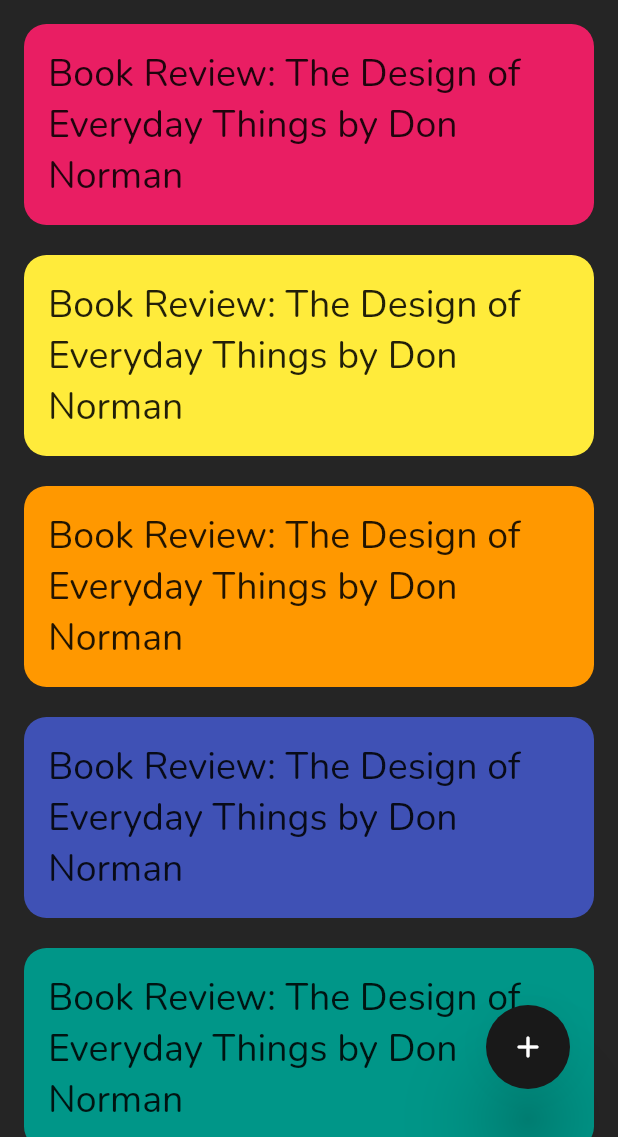
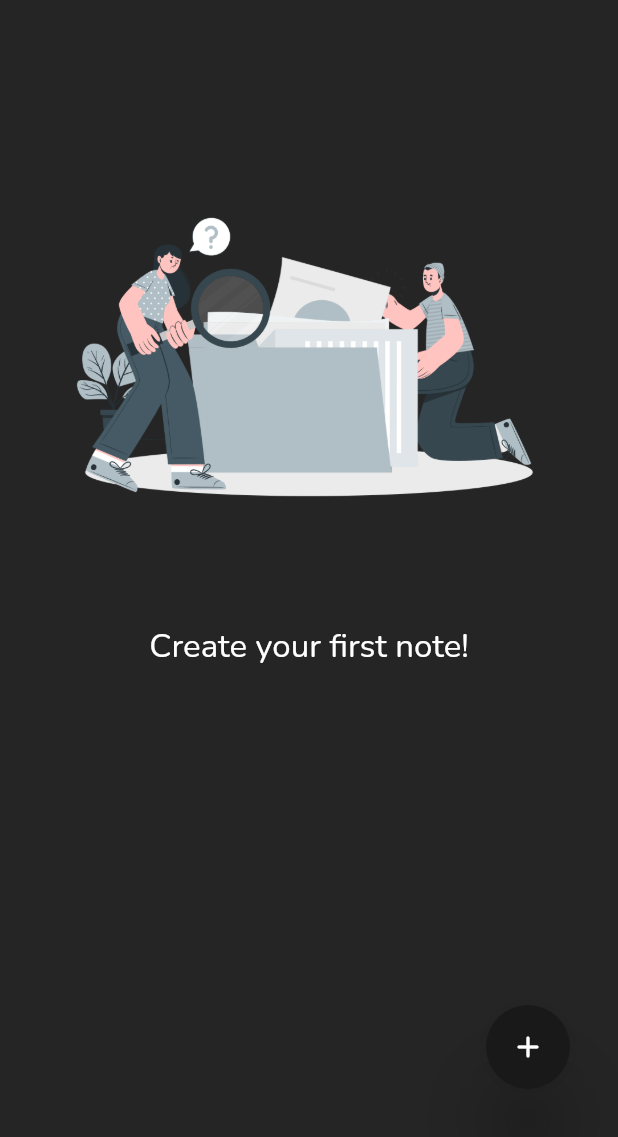
Before and after one commit to Home1esscat/notes_app, a Flutter app: the screen it shows after launch, on a phone screen of 412 x 824 dp, the part 99-1236 px from its top. Run offline on Flutter 3.47's test engine with Material 2 defaults, Android fonts, the phone set to English and light mode, and no system bars; our stand-ins replace bloc, drift; accounts and stored records are empty; generated files the repository leaves out were written again.

Commit message:
StreamBuilder injected, some code optimizations

```diff
--- a/lib/blocs/notes_cubit.dart
+++ b/lib/blocs/notes_cubit.dart
@@ -16,7 +16,13 @@ class NotesCubit extends Cubit<NotesState> {
     emit(newNotes);
   }
 
-  Future<void> addNotetoDB(String title, String content, int color) async {
+  Future<void> deleteNote(Note note) async {
+    await _repository.deleteNote(note);
+    final newNotes = state.copyWith(await _repository.getAllNotes());
+    emit(newNotes);
+  }
+
+  Future<void> addNote(String title, String content, int color) async {
     await _repository.addNote(title, content, color);
     final newNotes = state.copyWith(await _repository.getAllNotes());
     emit(newNotes);
--- a/lib/repository/notes_repository.dart
+++ b/lib/repository/notes_repository.dart
@@ -19,8 +19,4 @@ class NotesRepository {
   Future<List<Note>> getAllNotes() async {
     return await database.select(database.notes).get();
   }
-
-  Future<void> closeDB() async {
-    database.close();
-  }
 }
--- a/lib/ui/appbar/add_note_app_bar.dart
+++ b/lib/ui/appbar/add_note_app_bar.dart
@@ -53,7 +53,7 @@ class AddNoteAppBar extends StatelessWidget with PreferredSizeWidget {
                       color: CustomColors.lightGrey,
                     ),
                     child: const Icon(
-                      Icons.remove_red_eye_outlined,
+                      Icons.palette_outlined,
                       color: Colors.white,
                     ),
                   ),
--- a/lib/ui/main_screen.dart
+++ b/lib/ui/main_screen.dart
@@ -1,30 +1,21 @@
+import 'package:app_client/blocs/notes_state.dart';
 import 'package:app_client/constants/custom_colors.dart';
-import 'package:app_client/database/tables.dart';
-import 'package:app_client/repository/notes_repository.dart';
 import 'package:app_client/ui/appbar/main_app_bar.dart';
 import 'package:app_client/ui/add_note_screen.dart';
+import 'package:app_client/ui/main_screen_with_content.dart';
 import 'package:app_client/ui/search_screen.dart';
 import 'package:flutter/material.dart';
 import 'package:provider/provider.dart';
 
 import '../blocs/notes_cubit.dart';
+import 'main_screen_empty.dart';
 
 class MainScreen extends StatelessWidget {
-  MainScreen({super.key});
-
-  Future<List<Note>> allNotes = NotesRepository().getAllNotes();
+  const MainScreen({super.key});
 
   @override
   Widget build(BuildContext context) {
     var cubit = context.read<NotesCubit>();
-    List<Color> colorsFull = [
-      Colors.pink,
-      Colors.yellow,
-      Colors.orange,
-      Colors.indigo,
-      Colors.teal,
-      Colors.lime
-    ];
 
     return Scaffold(
       appBar: MainAppBar(
@@ -36,10 +27,27 @@ class MainScreen extends StatelessWidget {
           ),
         ),
       ),
-      body: Container(
+      body: StreamBuilder<NotesState>(
+        initialData: cubit.state,
+        stream: cubit.stream,
+        builder: (context, snapshot) {
+          if (snapshot.data!.currentNotes.isEmpty) {
+            return const MainScreenEmpty();
+          } else {
+            return Container(
               margin: const EdgeInsets.symmetric(horizontal: 16),
-        child: NotesList(colors: colorsFull),
+              child: MainScreenWithContent(
+                  notes: snapshot.requireData.currentNotes.reversed.toList()),
+            );
+          }
+        },
       ),
+      /*body: isEmpty
+          ? const MainScreenEmpty()
+          : Container(
+              margin: const EdgeInsets.symmetric(horizontal: 16),
+              child: MainScreenWithContent(),
+            ),*/
       floatingActionButton: Padding(
         padding: const EdgeInsets.only(right: 16, bottom: 16),
         child: FloatingActionButton(
@@ -93,108 +101,7 @@ class MainScreen extends StatelessWidget {
             ],
           ),
         ),
-            ));
-  }
-}
-
-class NotesEmpty extends StatelessWidget {
-  const NotesEmpty({
-    Key? key,
-  }) : super(key: key);
-
-  @override
-  Widget build(BuildContext context) {
-    return Padding(
-      padding: const EdgeInsets.symmetric(horizontal: 16),
-      child: Column(
-        children: [
-          const SizedBox(
-            height: 20,
-          ),
-          Image.asset('assets/images/no_data.png'),
-          const Text(
-            'Create your first note!',
-            style: TextStyle(fontSize: 22, color: Colors.white),
-          ),
-        ],
       ),
     );
   }
 }
-
-class NotesList extends StatelessWidget {
-  const NotesList({
-    Key? key,
-    required this.colors,
-  }) : super(key: key);
-
-  final List<Color> colors;
-
-  @override
-  Widget build(BuildContext context) {
-    return ListView.separated(
-      separatorBuilder: (context, index) => const SizedBox(height: 20),
-      itemCount: 6,
-      itemBuilder: (BuildContext context, int index) {
-        return ClipRRect(
-          borderRadius: const BorderRadius.all(
-            Radius.circular(15),
-          ),
-          child: Dismissible(
-            confirmDismiss: (DismissDirection direction) async {
-              return await showDeleteDialog(context);
-            },
-            key: ValueKey(index),
-            direction: DismissDirection.horizontal,
-            background: Container(
-              color: CustomColors.deepRed,
-              child: const Padding(
-                padding: EdgeInsets.all(16.0),
-                child:
-                    Icon(Icons.delete_rounded, size: 36, color: Colors.white),
-              ),
-            ),
-            child: Container(
-              padding: const EdgeInsets.all(16.0),
-              color: colors[index],
-              child: const Text(
-                'Book Review: The Design of Everyday Things by Don Norman',
-                style: TextStyle(fontSize: 25),
-              ),
-            ),
-          ),
-        );
-      },
-    );
-  }
-
-  Future showDeleteDialog(BuildContext context) {
-    return showDialog(
-      context: context,
-      builder: (BuildContext context) {
-        return AlertDialog(
-          content: const Text(
-            "Are you sure you wish to delete this note?",
-            style: TextStyle(fontSize: 19),
-          ),
-          actions: <Widget>[
-            MaterialButton(
-              onPressed: () => Navigator.of(context).pop(true),
-              child: const Text(
-                "DELETE",
-                style: TextStyle(color: Colors.white),
-              ),
-            ),
-            MaterialButton(
-              onPressed: () => Navigator.of(context).pop(false),
-              child: const Text(
-                "CANCEL",
-                style: TextStyle(color: Colors.white),
-              ),
-            ),
-          ],
-        );
-      },
-    );
-  }
-}
--- /dev/null
+++ b/lib/ui/main_screen_empty.dart
@@ -0,0 +1,26 @@
+import 'package:flutter/material.dart';
+
+class MainScreenEmpty extends StatelessWidget {
+  const MainScreenEmpty({
+    Key? key,
+  }) : super(key: key);
+
+  @override
+  Widget build(BuildContext context) {
+    return Padding(
+      padding: const EdgeInsets.symmetric(horizontal: 16),
+      child: Column(
+        children: [
+          const SizedBox(
+            height: 20,
+          ),
+          Image.asset('assets/images/no_data.png'),
+          const Text(
+            'Create your first note!',
+            style: TextStyle(fontSize: 22, color: Colors.white),
+          ),
+        ],
+      ),
+    );
+  }
+}
```
Also changed, not shown: lib/ui/add_note_screen.dart (+4 -5 lines), lib/ui/dialog/about_dialog.dart (deleted, +0 -41 lines), lib/ui/main_screen_with_content.dart (added, +85 -0 lines). Lines whose indentation alone changed are shown as unchanged.
